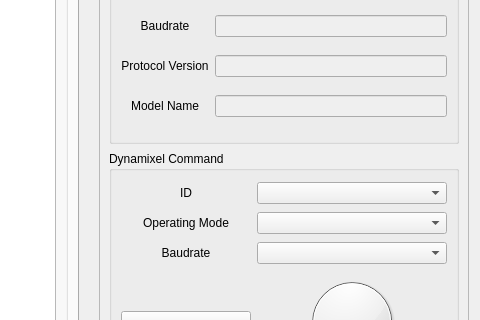
First picture: the form in dynamixel_workbench_single_manager_gui/ui/main_window.ui, repository ROBOTIS-GIT/dynamixel-workbench, before the edit; both pictures show x 320 to 800 and y 166 to 486 of the 800 by 871 pixel window.
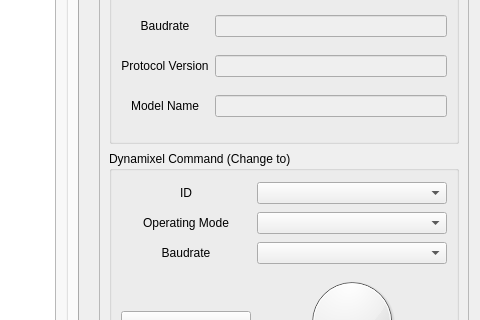
Second picture: the form after the edit. Icons and pictures are not drawn.

The edit to the form file:
```diff
--- a/dynamixel_workbench_single_manager_gui/ui/main_window.ui
+++ b/dynamixel_workbench_single_manager_gui/ui/main_window.ui
@@ -314,7 +314,7 @@
            </size>
           </property>
           <property name="title">
-           <string>Dynamixel Command</string>
+           <string>Dynamixel Command (Change to)</string>
           </property>
           <property name="flat">
            <bool>false</bool>
```
